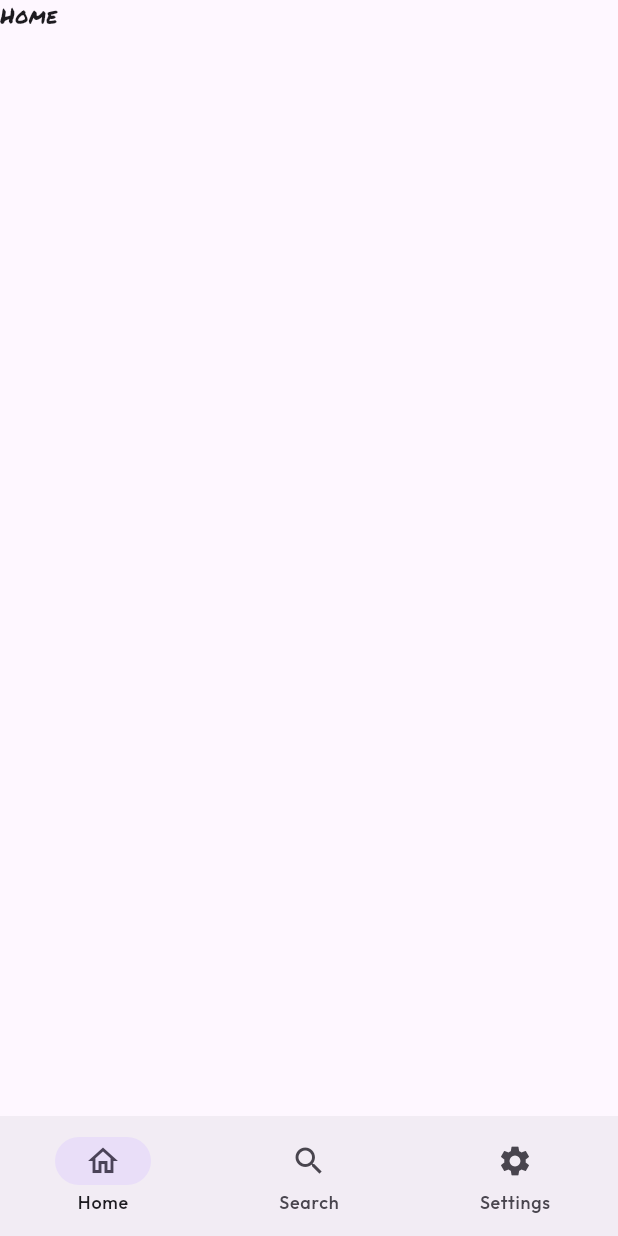
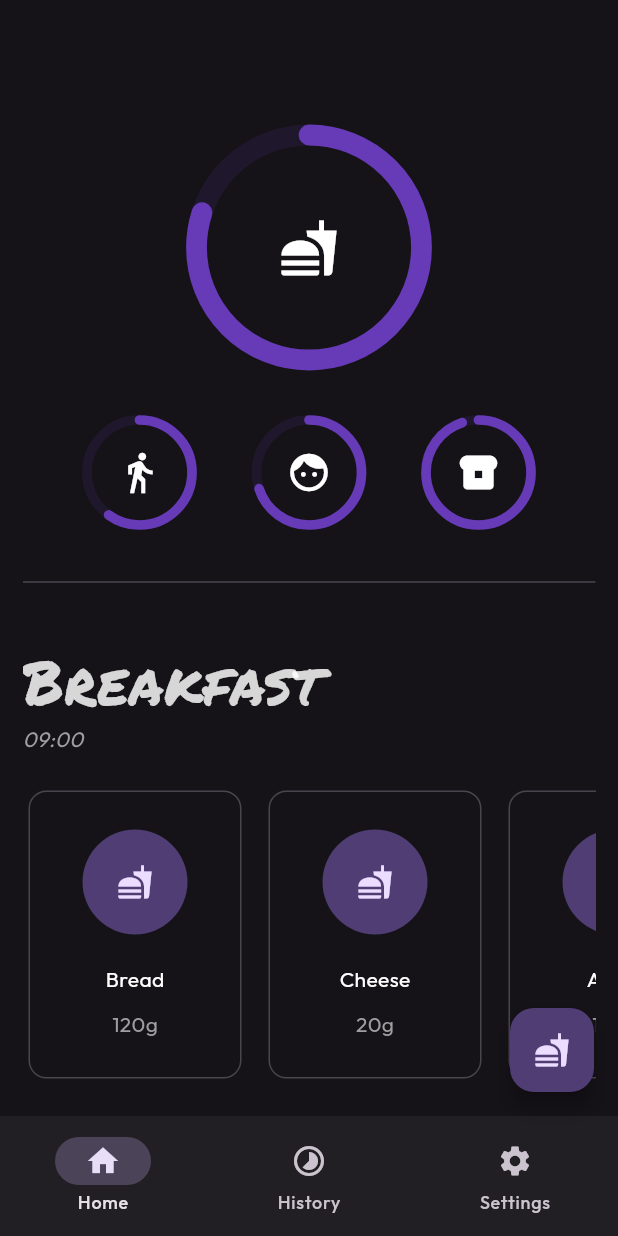
Before and after one commit to Miquest/CalorieCounter, a Flutter app: the screen it shows after launch, on a phone screen of 412 x 824 dp. Run offline on Flutter 3.47's test engine with Material 3 defaults, Android fonts, the phone set to English and light mode, and no system bars; our stand-ins replace google_fonts, hive_flutter; accounts and stored records are empty.

Commit message:
First sketch of homepage

```diff
--- a/lib/baseApplication.dart
+++ /dev/null
@@ -1,42 +0,0 @@
-import 'package:caloriecounter/home/home.dart';
-import 'package:flutter/material.dart';
-
-class BaseApplication extends StatefulWidget {
-  const BaseApplication({super.key});
-
-  @override
-  State<BaseApplication> createState() => _BaseApplicationState();
-}
-
-class _BaseApplicationState extends State<BaseApplication> {
-  final List<Widget> _screens = [Home(), Placeholder(), Placeholder()];
-
-  int _selectedIndex = 0;
-
-  @override
-  Widget build(BuildContext context) {
-    return Scaffold(
-      body: _screens[_selectedIndex],
-      bottomNavigationBar: NavigationBar(
-        onDestinationSelected: (index) {
-          setState(() {
-            _selectedIndex = index;
-          });
-        },
-        destinations: [
-          NavigationDestination(
-            icon: Icon(Icons.home),
-            selectedIcon: Icon(Icons.home_outlined),
-            label: "Home",
-          ),
-          NavigationDestination(icon: Icon(Icons.search), label: "Search"),
-          NavigationDestination(
-            icon: Icon(Icons.settings),
-            selectedIcon: Icon(Icons.settings_outlined),
-            label: "Settings",
-          ),
-        ],
-      ),
-    );
-  }
-}
--- /dev/null
+++ b/lib/baseScaffold.dart
@@ -0,0 +1,39 @@
+import 'package:caloriecounter/home/home.dart';
+import 'package:flutter/material.dart';
+
+class BaseScaffold extends StatefulWidget {
+  const BaseScaffold({super.key});
+
+  @override
+  State<BaseScaffold> createState() => _BaseScaffoldState();
+}
+
+class _BaseScaffoldState extends State<BaseScaffold> {
+  int _pageIndex = 0;
+
+  final List<Widget> _pages = [Home(), Placeholder(), Placeholder()];
+
+  @override
+  Widget build(BuildContext context) {
+    return Scaffold(
+      body: _pages[_pageIndex],
+      floatingActionButton: FloatingActionButton(
+        onPressed: () {},
+        child: Icon(Icons.fastfood),
+      ),
+      bottomNavigationBar: NavigationBar(
+        selectedIndex: _pageIndex,
+        onDestinationSelected: (index) {
+          setState(() {
+            _pageIndex = index;
+          });
+        },
+        destinations: [
+          NavigationDestination(icon: Icon(Icons.home), label: "Home"),
+          NavigationDestination(icon: Icon(Icons.timelapse), label: "History"),
+          NavigationDestination(icon: Icon(Icons.settings), label: "Settings"),
+        ],
+      ),
+    );
+  }
+}
--- a/lib/components/foodCard.dart
+++ b/lib/components/foodCard.dart
@@ -1,11 +1,45 @@
 import 'package:flutter/material.dart';
-import 'foodDetailView.dart';
+
 
 class FoodCard extends StatelessWidget {
-  const FoodCard({super.key});
+
+
+  final int amount;
+  final String name;
+
+  FoodCard({super.key, required this.name, required this.amount});
+
+  final ImageProvider? imageProvider = NetworkImage("https://www.google.com/url?sa=i&url=https%3A%2F%2Ftheloopywhisk.com%2F2024%2F08%2F24%2Feasy-gluten-free-sandwich-bread%2F&psig=AOvVaw1qV4diaVHrWgs4b-bQp7af&ust=1754422068460000&source=images&cd=vfe&opi=89978449&ved=0CBUQjRxqFwoTCIiv6tTx8Y4DFQAAAAAdAAAAABAL");
 
   @override
   Widget build(BuildContext context) {
-    return const Placeholder();
+    return SizedBox(
+      width: 150,
+      child: Card.outlined(
+        child: Column(
+          crossAxisAlignment: CrossAxisAlignment.center,
+          mainAxisAlignment: MainAxisAlignment.center,
+          children: [
+            CircleAvatar(
+              minRadius: 30,
+              maxRadius: 35,
+              child: Icon(Icons.fastfood),
+              //backgroundImage: imageProvider,
+            ),
+
+            SizedBox(height: 20),
+
+            Text(name),
+
+            SizedBox(height: 10),
+
+            Text(
+              "${amount}g",
+              style: TextStyle(color: Colors.grey),
+            ),
+          ],
+        ),
+      ),
+    );
   }
 }
--- /dev/null
+++ b/lib/components/progress_arc.dart
@@ -0,0 +1,82 @@
+import 'package:flutter/material.dart';
+import 'dart:math';
+
+class ProgressCirclePainter extends CustomPainter {
+  final double progress;
+  final Color baseColor;
+  final Color progressColor;
+  final double strokeWidth;
+
+  ProgressCirclePainter({
+    required this.progress,
+    required this.baseColor,
+    required this.progressColor,
+    required this.strokeWidth,
+  });
+
+  @override
+  void paint(Canvas canvas, Size size) {
+    final Offset center = Offset(size.width / 2, size.height / 2);
+    final double radius = size.width / 2;
+
+    final Paint basePaint = Paint()
+      ..color = baseColor
+      ..style = PaintingStyle.stroke
+      ..strokeWidth = strokeWidth
+      ..strokeCap = StrokeCap.round;
+    canvas.drawCircle(center, radius, basePaint);
+
+    final Paint progressPaint = Paint()
+      ..color = progressColor
+      ..style = PaintingStyle.stroke
+      ..strokeWidth = strokeWidth
+      ..strokeCap = StrokeCap.round;
+
+    final double sweepAngle = 2 * pi * progress;
+
+    canvas.drawArc(
+      Rect.fromCircle(center: center, radius: radius),
+      -pi / 2,
+      sweepAngle,
+      false,
+      progressPaint,
+    );
+  }
+
+  @override
+  bool shouldRepaint(covariant ProgressCirclePainter oldDelegate) {
+    return oldDelegate.progress != progress;
+  }
+}
+
+class ProgressArc extends StatelessWidget {
+
+  final Icon icon;
+  final double progress;
+  final double size;
+  const ProgressArc({super.key, required this.icon, required this.progress, required this.size});
+
+
+  @override
+  Widget build(BuildContext context) {
+
+    final Color arcColor = Colors.deepPurple;
+
+    return Stack(
+      alignment: Alignment.center,
+      children: [
+        Center(child: icon),
+
+        CustomPaint(
+          size: Size(size, size),
+          painter: ProgressCirclePainter(
+            progress: progress,
+            baseColor: arcColor.withAlpha(800),
+            progressColor: arcColor,
+            strokeWidth: 12 * (size / 130),
+          ),
+        ),
+      ],
+    );
+  }
+}
--- a/lib/home/home.dart
+++ b/lib/home/home.dart
@@ -1,6 +1,7 @@
+import 'package:caloriecounter/components/mealSection.dart';
+import 'package:caloriecounter/components/progress_arc.dart';
+import 'package:caloriecounter/generated/l10n.dart';
 import 'package:flutter/material.dart';
-import 'package:google_fonts/google_fonts.dart';
-
 
 class Home extends StatefulWidget {
   const Home({super.key});
@@ -13,10 +14,67 @@ class _HomeState extends State<Home> {
   @override
   Widget build(BuildContext context) {
     return Scaffold(
-      body: Column(
-        children: [
-          Text("Home", style: GoogleFonts.permanentMarker())
-        ],
+      body: Padding(
+        padding: const EdgeInsets.fromLTRB(15, 20, 15, 0),
+        child: CustomScrollView(
+          slivers: [
+            SliverList(
+              delegate: SliverChildListDelegate([
+                SizedBox(height: 70),
+
+                Column(
+                  crossAxisAlignment: CrossAxisAlignment.center,
+                  mainAxisAlignment: MainAxisAlignment.center,
+                  children: [
+                    ProgressArc(
+                      icon: Icon(Icons.fastfood, size: 40),
+                      progress: 0.8,
+                      size: 150,
+                    ),
+
+                    SizedBox(
+                      height: 40,
+                    ),
+
+                    Row(
+                      mainAxisAlignment: MainAxisAlignment.spaceEvenly,
+                      crossAxisAlignment: CrossAxisAlignment.center,
+                      children: [
+                        ProgressArc(
+                          icon: Icon(Icons.directions_walk, size: 30),
+                          progress: 0.6,
+                          size: 70,
+                        ),
+
+                        ProgressArc(
+                          icon: Icon(Icons.face, size: 30),
+                          progress: 0.7,
+                          size: 70,
+                        ),
+
+                        ProgressArc(
+                          icon: Icon(Icons.breakfast_dining, size: 30),
+                          progress: 0.95,
+                          size: 70,
+                        ),
+                      ],
+                    ),
+                  ],
+                ),
+
+                SizedBox(height: 30),
+
+                Divider(),
+
+                SizedBox(height: 30),
+              ]),
+            ),
+
+            MealSection(sectionTitle: S.of(context).breakfast),
+            MealSection(sectionTitle: S.of(context).lunch),
+            MealSection(sectionTitle: S.of(context).dinner),
+          ],
+        ),
       ),
     );
   }
--- /dev/null
+++ b/lib/l10n/intl_en.arb
@@ -0,0 +1,7 @@
+{
+  "home": "Home",
+  "welcomeSubtitle": "Welcome to your calorie diary!",
+  "breakfast": "Breakfast",
+  "lunch": "Lunch",
+  "dinner": "Dinner"
+}
--- a/lib/main.dart
+++ b/lib/main.dart
@@ -1,29 +1,36 @@
+import 'package:caloriecounter/baseScaffold.dart';
 import 'package:flutter/material.dart';
-import 'baseApplication.dart';
 import 'package:google_fonts/google_fonts.dart';
 import 'package:hive_flutter/hive_flutter.dart';
+import 'package:caloriecounter/generated/l10n.dart';
 
 void main() async {
-
   WidgetsFlutterBinding.ensureInitialized();
   await Hive.initFlutter();
 
-  runApp(const CalorieCounter());
+  runApp(const MyApp());
 }
 
-class CalorieCounter extends StatelessWidget {
-  const CalorieCounter({super.key});
+class MyApp extends StatelessWidget {
+  const MyApp({super.key});
 
   // This widget is the root of your application.
   @override
   Widget build(BuildContext context) {
     return MaterialApp(
       title: 'Calorie Counter',
+      themeMode: ThemeMode.dark,
+      localizationsDelegates: [
+        S.delegate
+      ],
       theme: ThemeData(
-        colorScheme: ColorScheme.fromSeed(seedColor: Colors.deepPurple),
-        textTheme: GoogleFonts.outfitTextTheme(),
+        colorScheme: ColorScheme.fromSeed(
+          seedColor: Colors.deepPurple,
+          brightness: Brightness.dark,
+        ),
+        textTheme: GoogleFonts.outfitTextTheme().apply(bodyColor: Colors.white),
       ),
-      home: const BaseApplication(),
+      home: BaseScaffold(),
     );
   }
 }
```
Also changed, not shown: lib/components/foodDetailView.dart (deleted, +0 -10 lines), lib/components/mealSection.dart (added, +61 -0 lines), pubspec.yaml (+7 -3 lines), lib/generated/intl/messages_all.dart (added), lib/generated/intl/messages_en.dart (added), lib/generated/l10n.dart (added), pubspec.lock, 44 other files.
